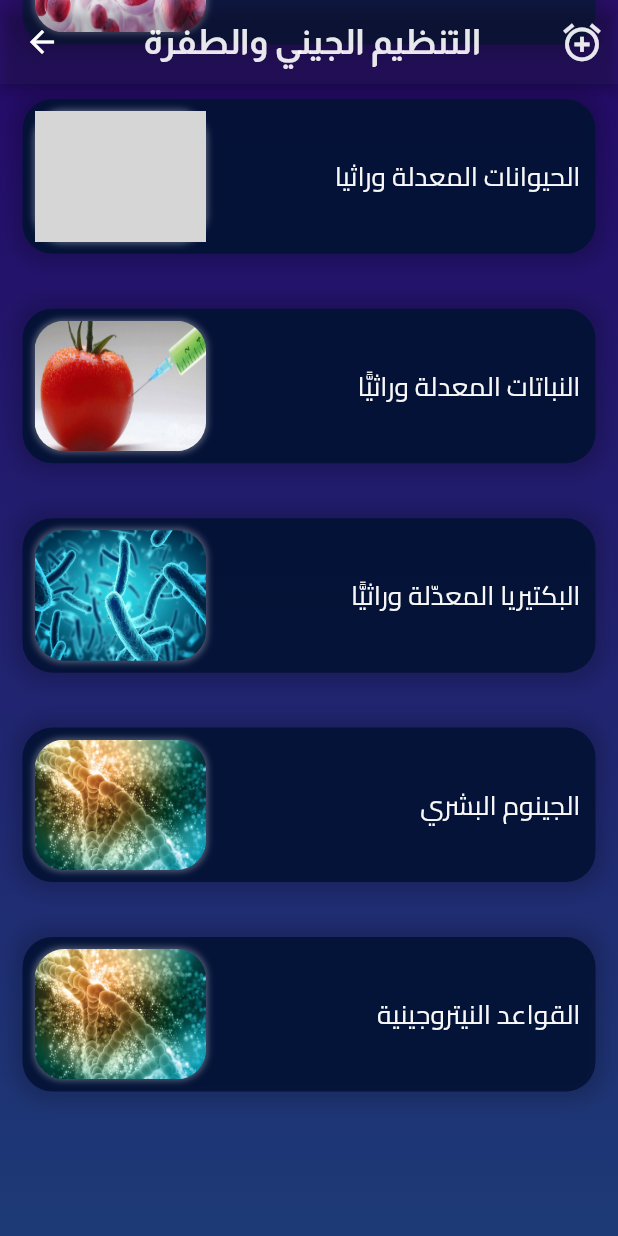
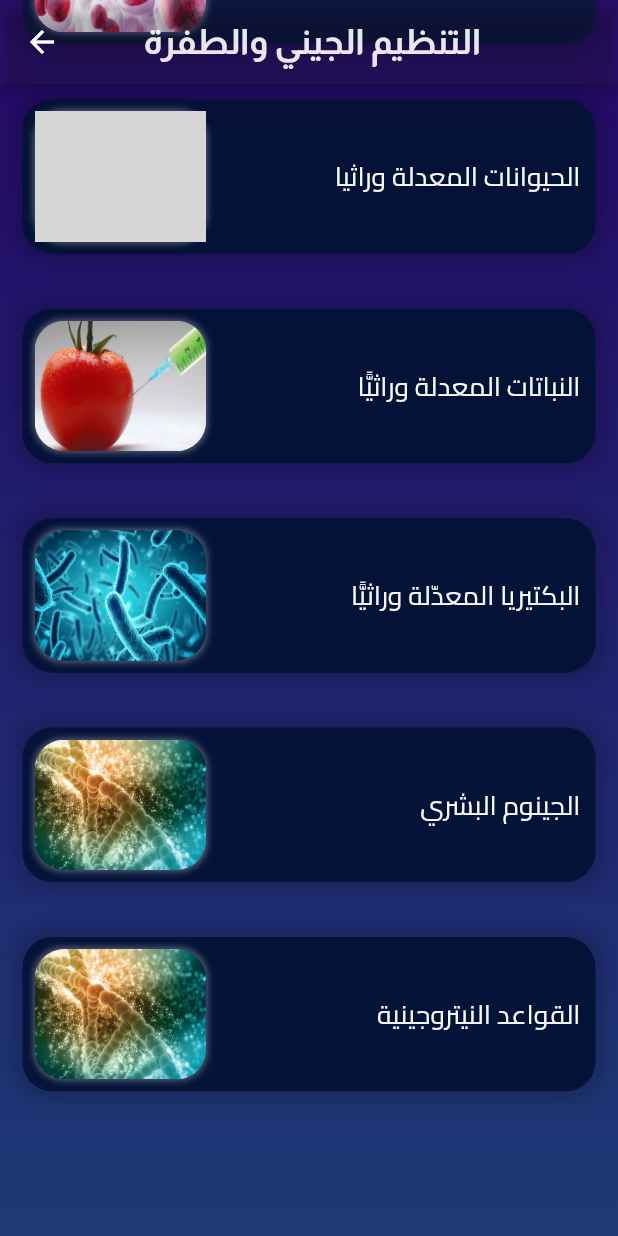
Before and after one commit to kimoo112/Molecular-Genetics-Ui, a Flutter app: the DetailsScreen4 screen opened directly, scrolled down 1605 dp, on a phone screen of 412 x 824 dp. Run offline on Flutter 3.47's test engine with Material 2 defaults, Android fonts, the phone set to English and light mode, and no system bars; our stand-ins replace another_flutter_splash_screen, awesome_notifications, bloc, firebase_auth, firebase_core, firebase_messaging and 13 more; missing offline and left inert: flutter_awesome_alert_box, insta_image_viewer, switcher; accounts and stored records are empty; grey boxes are pictures that could not be loaded.

Commit message:
last commit

```diff
--- a/lib/screens/Details/details_screen4.dart
+++ b/lib/screens/Details/details_screen4.dart
@@ -3,10 +3,10 @@ import 'package:flutter/material.dart';
 import 'package:flutter/services.dart';
 import 'package:flutter_screenutil/flutter_screenutil.dart';
 import 'package:flutter_staggered_animations/flutter_staggered_animations.dart';
+
 import '../../constants/color.dart';
 import '../../constants/size.dart';
 import '../../widgets/background.dart';
-import '../Alarms/alarm4.dart';
 import '../Lessons/lessonScreen4.dart';
 
 class DetailsScreen4 extends StatefulWidget {
@@ -36,23 +36,6 @@ class _DetailsScreen4State extends State<DetailsScreen4> {
           textDirection: TextDirection.rtl,
         ),
         centerTitle: true,
-        actions: [
-          IconButton(
-            color: Colors.black.withOpacity(.7),
-            tooltip: ' الـتـكـرار',
-            enableFeedback: true,
-            icon: Icon(
-              Icons.alarm_add,
-              size: 30,
-              color: Colors.white.withOpacity(.9),
-            ),
-            onPressed: () {
-              HapticFeedback.lightImpact();
-              Navigator.push(context,
-                  MaterialPageRoute(builder: (context) => Alarmscreen4()));
-            },
-          ),
-        ],
       ),
       body: Stack(
         children: [
@@ -87,13 +70,17 @@ Widget mainCardWidget(BuildContext context) {
       cardWithInfoPage('assets/icons/muationn.jfif', 'أنواع الطفرات', context),
       cardWithInfoPage('assets/icons/bold 6 ls4.jpg', 'أسباب الطفرات', context),
       cardWithInfoPage('assets/icons/Tafra.jfif', 'طفرة الخلايا', context),
-      cardWithInfoPage('assets/icons/bold 7 ls4.jpg', 'الهندسه الوراثية', context),
-      cardWithInfoPage('assets/icons/bold 8 ls4.jfif', 'الحيوانات المعدلة وراثيا', context),
-      cardWithInfoPage('assets/icons/bold 9 ls4.jpg', 'النباتات المعدلة وراثيًّا', context),
+      cardWithInfoPage(
+          'assets/icons/bold 7 ls4.jpg', 'الهندسه الوراثية', context),
+      cardWithInfoPage(
+          'assets/icons/bold 8 ls4.jfif', 'الحيوانات المعدلة وراثيا', context),
+      cardWithInfoPage(
+          'assets/icons/bold 9 ls4.jpg', 'النباتات المعدلة وراثيًّا', context),
       cardWithInfoPage('assets/icons/bold 10 ls4.jpg',
           'البكتيريا المعدّلة وراثيًّا', context),
       cardWithInfoPage(
-          'assets/icons/bold 11 ls4.jpg', 'الجينوم البشري', context),  cardWithInfoPage(
+          'assets/icons/bold 11 ls4.jpg', 'الجينوم البشري', context),
+      cardWithInfoPage(
           'assets/icons/bold 11 ls4.jpg', 'القواعد النيتروجينية', context),
       SizedBox(
         height: MediaQuery.of(context).size.width / 7,
@@ -101,6 +88,7 @@ Widget mainCardWidget(BuildContext context) {
     ],
   );
 }
+
 void navigateToLessonScreen(BuildContext context, int currentPageIdx) {
   Navigator.push(
     context,
@@ -109,6 +97,7 @@ void navigateToLessonScreen(BuildContext context, int currentPageIdx) {
     ),
   );
 }
+
 Widget cardWithInfoPage(image, String name, BuildContext context) {
   return cardWidget(
     context,
@@ -259,7 +248,6 @@ Widget cardWidget(
           default:
             break;
         }
-
       },
       child: Padding(
         padding: EdgeInsets.fromLTRB(15, 8, 15, 8),
```
Also changed, not shown: lib/main.dart (+6 -42 lines), lib/screens/Details/details_screen.dart (+1 -15 lines), lib/screens/Details/details_screen2.dart (+12 -31 lines), lib/screens/Details/details_screen3.dart (+1 -16 lines), lib/screens/Details/prepared.dart (+5 -5 lines). Lines whose indentation alone changed are shown as unchanged.
